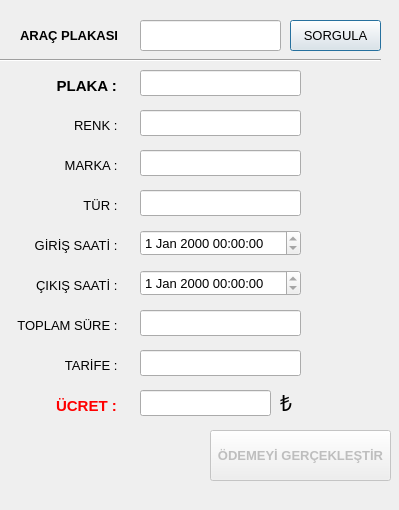
Qt form forms/manualvehicleexit.ui (ydcpp/ParkingLotManagement) before a commit.
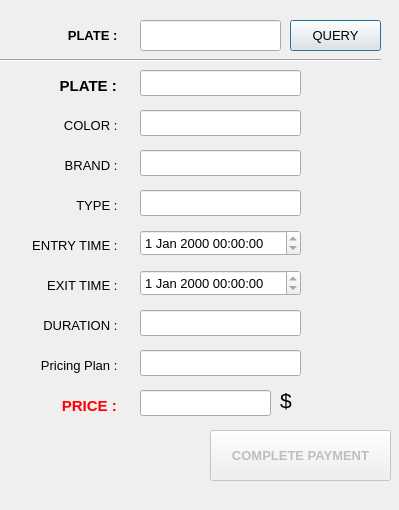
The same form after that commit.

```diff
--- a/forms/manualvehicleexit.ui
+++ b/forms/manualvehicleexit.ui
@@ -35,7 +35,7 @@
     <rect>
      <x>20</x>
      <y>20</y>
-     <width>121</width>
+     <width>101</width>
      <height>31</height>
     </rect>
    </property>
@@ -47,7 +47,10 @@
     </font>
    </property>
    <property name="text">
-    <string>ARAÇ PLAKASI</string>
+    <string>PLATE : </string>
+   </property>
+   <property name="alignment">
+    <set>Qt::AlignRight|Qt::AlignTrailing|Qt::AlignVCenter</set>
    </property>
   </widget>
   <widget class="QLineEdit" name="lineEdit_plateQuery">
@@ -78,7 +81,7 @@
     </rect>
    </property>
    <property name="text">
-    <string>SORGULA</string>
+    <string>QUERY</string>
    </property>
   </widget>
   <widget class="Line" name="line">
@@ -124,7 +127,7 @@
     </font>
    </property>
    <property name="text">
-    <string>PLAKA : </string>
+    <string>PLATE : </string>
    </property>
    <property name="alignment">
     <set>Qt::AlignRight|Qt::AlignTrailing|Qt::AlignVCenter</set>
@@ -146,7 +149,7 @@
     </font>
    </property>
    <property name="text">
-    <string>RENK : </string>
+    <string>COLOR : </string>
    </property>
    <property name="alignment">
     <set>Qt::AlignRight|Qt::AlignTrailing|Qt::AlignVCenter</set>
@@ -168,7 +171,7 @@
     </font>
    </property>
    <property name="text">
-    <string>MARKA : </string>
+    <string>BRAND : </string>
    </property>
    <property name="alignment">
     <set>Qt::AlignRight|Qt::AlignTrailing|Qt::AlignVCenter</set>
@@ -190,7 +193,7 @@
     </font>
    </property>
    <property name="text">
-    <string>TÜR : </string>
+    <string>TYPE : </string>
    </property>
    <property name="alignment">
     <set>Qt::AlignRight|Qt::AlignTrailing|Qt::AlignVCenter</set>
@@ -212,7 +215,7 @@
     </font>
    </property>
    <property name="text">
-    <string>GİRİŞ SAATİ : </string>
+    <string>ENTRY TIME : </string>
    </property>
    <property name="alignment">
     <set>Qt::AlignRight|Qt::AlignTrailing|Qt::AlignVCenter</set>
@@ -234,7 +237,7 @@
     </font>
    </property>
    <property name="text">
-    <string>ÇIKIŞ SAATİ : </string>
+    <string>EXIT TIME : </string>
    </property>
    <property name="alignment">
     <set>Qt::AlignRight|Qt::AlignTrailing|Qt::AlignVCenter</set>
@@ -260,7 +263,7 @@
     <string notr="true">color:red;</string>
    </property>
    <property name="text">
-    <string>ÜCRET : </string>
+    <string>PRICE : </string>
    </property>
    <property name="alignment">
     <set>Qt::AlignRight|Qt::AlignTrailing|Qt::AlignVCenter</set>
@@ -356,7 +359,7 @@
      <x>280</x>
      <y>390</y>
      <width>21</width>
-     <height>26</height>
+     <height>21</height>
     </rect>
    </property>
    <property name="font">
@@ -365,7 +368,7 @@
     </font>
    </property>
    <property name="text">
-    <string>₺</string>
+    <string>$</string>
    </property>
   </widget>
   <widget class="QDateTimeEdit" name="dateTimeEdit_entryDate">
@@ -413,7 +416,7 @@
     </font>
    </property>
    <property name="text">
-    <string>ÖDEMEYİ GERÇEKLEŞTİR</string>
+    <string>COMPLETE PAYMENT</string>
    </property>
   </widget>
   <widget class="QLabel" name="label_10">
@@ -432,7 +435,7 @@
     </font>
    </property>
    <property name="text">
-    <string>TOPLAM SÜRE : </string>
+    <string>DURATION : </string>
    </property>
    <property name="alignment">
     <set>Qt::AlignRight|Qt::AlignTrailing|Qt::AlignVCenter</set>
@@ -454,7 +457,7 @@
     </font>
    </property>
    <property name="text">
-    <string>TARİFE : </string>
+    <string>Pricing Plan : </string>
    </property>
    <property name="alignment">
     <set>Qt::AlignRight|Qt::AlignTrailing|Qt::AlignVCenter</set>
```
Left out of the diff: 80 changed lines with no effect on the pictures.
